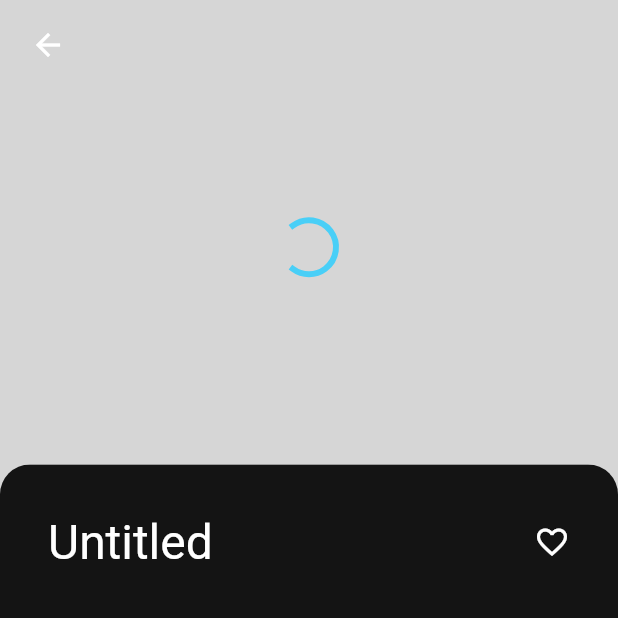
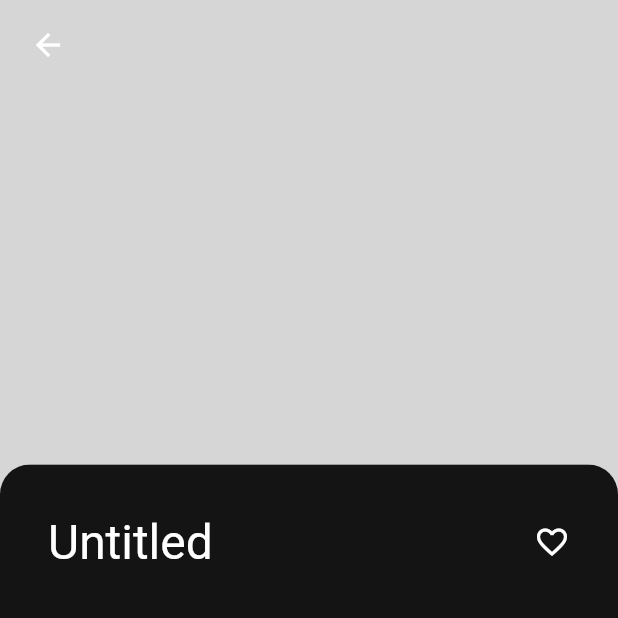
Before and after one commit to C41f0N/social_issues_tracker, a Flutter app: the IssueViewPage screen opened directly with empty values, on a phone screen of 412 x 824 dp, the top half of it. Run offline on Flutter 3.47's test engine with Material 3 defaults, Android fonts, the phone set to English and light mode, and no system bars; drawn by our look-alikes of auto_size_text; our stand-ins replace file_picker, hive_flutter, page_transition; accounts and stored records are empty.

```diff
--- a/lib/pages/issue_view_page.dart
+++ b/lib/pages/issue_view_page.dart
@@ -10,6 +10,7 @@ import 'package:social_issues_tracker/widgets/comment_widget.dart';
 import 'package:social_issues_tracker/widgets/comments_dialogue.dart';
 import 'package:social_issues_tracker/widgets/user_avatar.dart';
 import 'package:social_issues_tracker/widgets/with_custom_header.dart';
+import 'package:social_issues_tracker/widgets/issue_image.dart';
 import 'package:social_issues_tracker/data/local_data.dart';
 import 'package:social_issues_tracker/data/models/issue.dart';
 import 'package:social_issues_tracker/data/models/file_attachment.dart';
@@ -60,9 +61,6 @@ class _IssueViewPageState extends State<IssueViewPage>
     // Fetch issue from database
     await local.fetchIssueById(widget.issueId);
 
-    // Load image data if available
-    await local.loadIssueData(widget.issueId);
-
     if (mounted) {
       setState(() {
         _loading = false;
@@ -97,6 +95,8 @@ class _IssueViewPageState extends State<IssueViewPage>
       );
     }
 
+    print(issue.displayPictureUrl);
+
     return Scaffold(
       body: WithCustomHeader(
         child: Stack(
@@ -111,35 +111,10 @@ class _IssueViewPageState extends State<IssueViewPage>
               ),
               child: SizedBox(
                 height: MediaQuery.of(context).size.height * 0.4,
-                child: Builder(
-                  builder: (context) {
-                    if (issue.loaded && issue.imageData != null) {
-                      return Container(
-                        child: Image.memory(
-                          issue.imageData!,
-                          fit: BoxFit.cover,
-                          width: MediaQuery.of(context).size.width,
-                        ),
-                      );
-                    }
-
-                    // Ensure load is triggered (initState also requests it), local guards duplicates.
-                    WidgetsBinding.instance.addPostFrameCallback((_) {
-                      final local2 = Provider.of<LocalData>(
-                        context,
-                        listen: false,
-                      );
-                      local2.loadIssueData(issue.id);
-                    });
-
-                    return Stack(
-                      alignment: Alignment.center,
-                      children: [
-                        Container(color: Colors.grey[350]),
-                        const CircularProgressIndicator(),
-                      ],
-                    );
-                  },
+                child: IssueImage(
+                  imageUrl: issue.imageUrl,
+                  width: MediaQuery.of(context).size.width,
+                  height: MediaQuery.of(context).size.height * 0.4,
                 ),
               ),
             ),
--- /dev/null
+++ b/lib/widgets/issue_image.dart
@@ -0,0 +1,52 @@
+import 'package:flutter/material.dart';
+import 'package:social_issues_tracker/constants.dart';
+
+/// Widget that displays an image from either memory bytes or network URL
+class IssueImage extends StatelessWidget {
+  final String? imageUrl;
+  final BoxFit fit;
+  final double? width;
+  final double? height;
+
+  const IssueImage({
+    super.key,
+    required this.imageUrl,
+    this.fit = BoxFit.cover,
+    this.width,
+    this.height,
+  });
+
+  @override
+  Widget build(BuildContext context) {
+    if (imageUrl == null || imageUrl!.isEmpty) {
+      return Container(color: Colors.grey[350], width: width, height: height);
+    }
+
+    return Image.network(
+      (imageUrl!),
+      fit: fit,
+      width: width,
+      height: height,
+      loadingBuilder: (context, child, loadingProgress) {
+        if (loadingProgress == null) return child;
+        return Container(
+          color: Colors.grey[350],
+          child: Center(
+            child: CircularProgressIndicator(
+              value: loadingProgress.expectedTotalBytes != null
+                  ? loadingProgress.cumulativeBytesLoaded /
+                        loadingProgress.expectedTotalBytes!
+                  : null,
+            ),
+          ),
+        );
+      },
+      errorBuilder: (context, error, stackTrace) {
+        return Container(
+          color: Colors.grey[350],
+          child: const Icon(Icons.broken_image, color: Colors.grey),
+        );
+      },
+    );
+  }
+}
```
Also changed, not shown: lib/constants.dart (+11 -0 lines), lib/data/local_data.dart (+9 -4 lines), lib/widgets/issue_tile.dart (+11 -72 lines).
